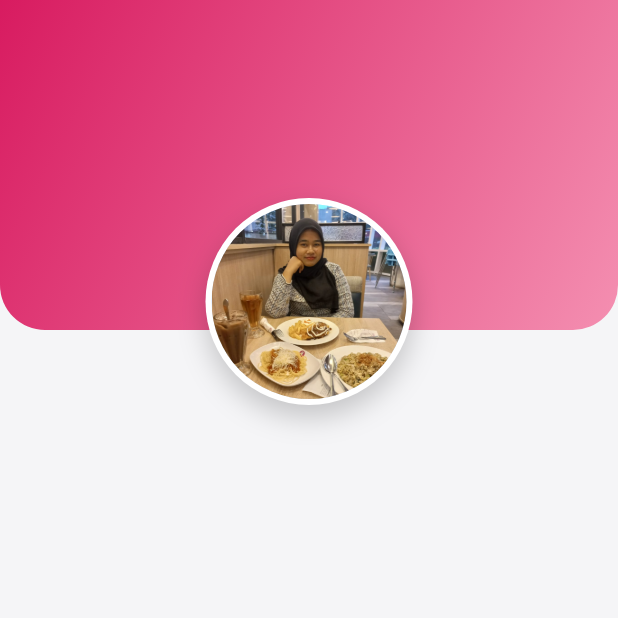
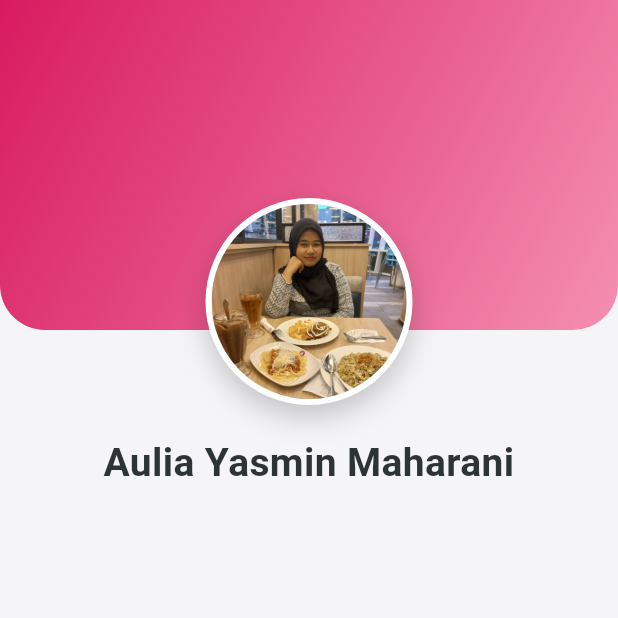
Before and after one commit to WhoIsR/Collab_MobileApp, a Flutter app: the screen it shows after launch, on a phone screen of 412 x 824 dp, the top half of it. Run offline on Flutter 3.47's test engine with Material 3 defaults, Android fonts, the phone set to English and light mode, and no system bars; our stand-ins replace firebase_core; accounts and stored records are empty.

Commit message:
membuat nama

```diff
--- a/lib/presentation/pages/profiles/profile-yasmin.dart
+++ b/lib/presentation/pages/profiles/profile-yasmin.dart
@@ -76,6 +76,17 @@ class ProfileYasmin extends StatelessWidget {
                 ),
               ],
             ),
+            SizedBox(height: 70),
+            //ini gua buat nama
+            Text(
+              myName,
+              textAlign: TextAlign.center,
+              style: const TextStyle(
+                fontSize: 26,
+                fontWeight: FontWeight.bold,
+                color: Color(0xFF2D3436),
+              ),
+            ),
           ],
         ),
       ),
```
